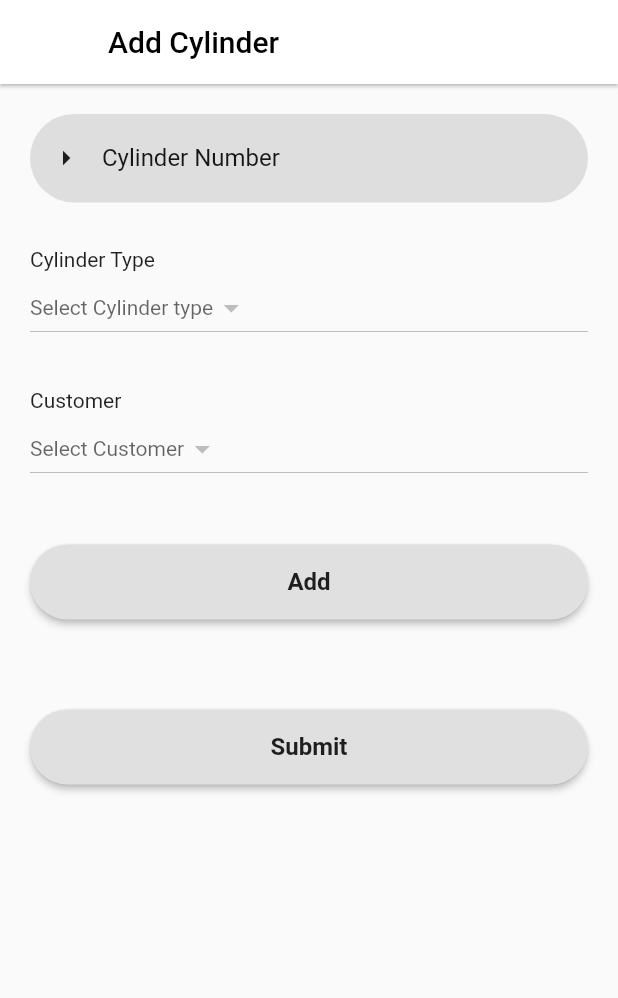
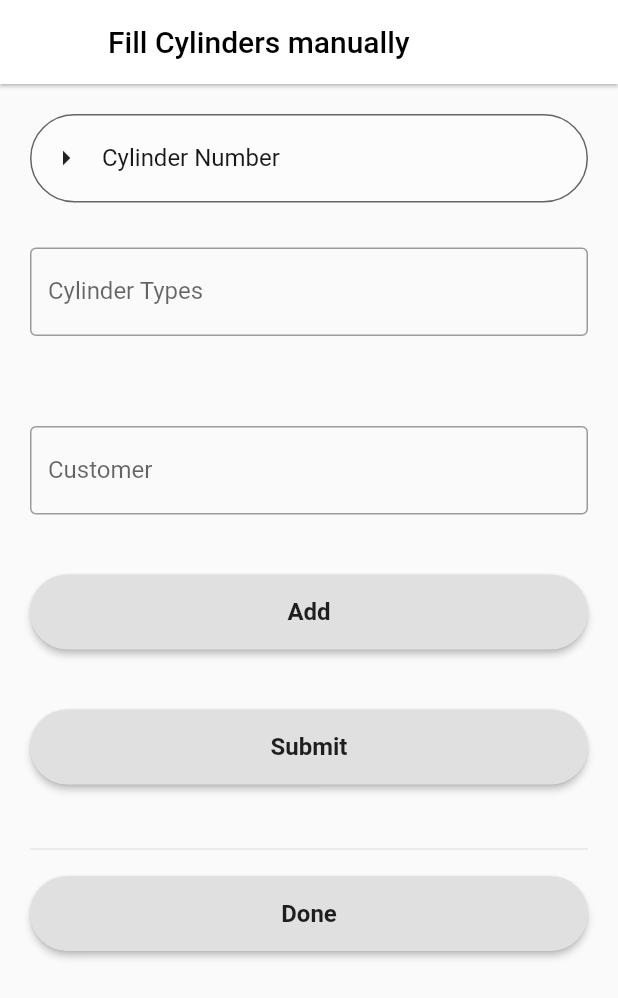
Before and after one commit to Sufiyankallada/flutterapp, a Flutter app: the FillCylinders screen opened directly with empty values, after a tap on "Manual Entries", on a phone screen of 412 x 824 dp. Shown: the top 998 px of the screen. Run offline on Flutter 3.47's test engine with Material 2 defaults, Android fonts, the phone set to English and light mode, and no system bars; drawn by our look-alikes of flutter_typeahead; our stand-ins replace fluttertoast; missing offline and left inert: flutter_beep, qr_code_scanner; network calls fail.

Commit message:
completed fillcylinders (both qr and mannually)

```diff
--- a/lib/fillcylinder_mannually.dart
+++ b/lib/fillcylinder_mannually.dart
@@ -1,7 +1,9 @@
 // ignore_for_file: prefer_const_constructors, prefer_const_literals_to_create_immutables
 
 import 'package:flutter/material.dart';
+import 'package:flutter_typeahead/flutter_typeahead.dart';
 import 'package:oru_app/fillcylinders.dart';
+import 'package:oru_app/functions.dart';
 
 import 'package:oru_app/reusables.dart';
 import 'dart:convert';
@@ -9,9 +11,8 @@ import 'package:http/http.dart' as http;
 
 class FillMannually extends StatefulWidget {
   String accessToken;
-  List qrList;
-  FillMannually(
-      {super.key, Key? mykey, required this.qrList, required this.accessToken});
+
+  FillMannually({super.key, Key? mykey, required this.accessToken});
 
   @override
   State<FillMannually> createState() => _FillMannuallyState();
@@ -20,9 +21,20 @@ class FillMannually extends StatefulWidget {
 class _FillMannuallyState extends State<FillMannually> {
   TextEditingController cylinderNumber = TextEditingController();
   List<String> cylinderTypes = [];
-  List<String> customer = [];
-  String dropDownvalueCylinder = "Select Cylinder type";
+  List<String> customerName = [];
+  String dropDownvalueCylinder = "";
   String dropDownvalueCustomer = "Select Customer";
+  List customerID = [];
+  List cylinderTypeId = [];
+  TextEditingController cylinderController = TextEditingController();
+  TextEditingController customerController = TextEditingController();
+
+  List cylinderNumbersTyped = [];
+  List cylinderTypesTyped = [];
+
+  List cylinderID = [];
+
+  bool cancel = false;
 
   @override
   void initState() {
@@ -37,7 +49,7 @@ class _FillMannuallyState extends State<FillMannually> {
     return Scaffold(
       appBar: AppBar(
         title: const Text(
-          "Add Cylinder",
+          "Fill Cylinders manually",
           style: TextStyle(color: Colors.black),
         ),
       ),
@@ -50,74 +62,157 @@ class _FillMannuallyState extends State<FillMannually> {
             const SizedBox(
               height: 30,
             ),
-            const Text("Cylinder Type"),
-            DropdownButton<String>(
-              items: cylinderTypes.map((String value) {
-                return DropdownMenuItem<String>(
-                  value: value,
-                  child: Text(value),
+            TypeAheadField(
+              textFieldConfiguration: TextFieldConfiguration(
+                  decoration: InputDecoration(
+                    hintText: dropDownvalueCylinder,
+                    border: OutlineInputBorder(),
+                    labelText: "Cylinder Types",
+                  ),
+                  controller: cylinderController),
+              suggestionsCallback: (String pattern) async {
+                return cylinderTypes
+                    .where((item) =>
+                        item.toLowerCase().contains(pattern.toLowerCase()))
+                    .toList();
+              },
+              itemBuilder: (BuildContext context, String suggestion) {
+                return ListTile(
+                  title: Text(suggestion),
                 );
-              }).toList(),
-              onChanged: (value) {
+              },
+              onSuggestionSelected: (String suggestion) {
                 setState(() {
-                  dropDownvalueCylinder = value.toString();
+                  dropDownvalueCylinder = suggestion;
+                  cylinderController.text = suggestion;
                 });
               },
-              hint: Text(dropDownvalueCylinder),
-              dropdownColor: const Color.fromARGB(255, 255, 255, 255),
-              style: const TextStyle(color: Colors.black),
-              borderRadius: const BorderRadius.all(Radius.elliptical(10, 10)),
             ),
-            const SizedBox(
-              height: 30,
+            SizedBox(
+              height: 60,
             ),
-            const Text("Customer"),
-            DropdownButton<String>(
-              items: customer.map((String value) {
-                return DropdownMenuItem<String>(
-                  value: value,
-                  child: Text(
-                    value,
-                    maxLines: null,
-                    overflow: TextOverflow.visible,
+            TypeAheadField(
+              textFieldConfiguration: TextFieldConfiguration(
+                  decoration: InputDecoration(
+                    hintText: dropDownvalueCustomer,
+                    border: OutlineInputBorder(),
+                    labelText: "Customer",
                   ),
+                  controller: customerController),
+              suggestionsCallback: (String pattern) async {
+                return customerName
+                    .where((item) =>
+                        item.toLowerCase().contains(pattern.toLowerCase()))
+                    .toList();
+              },
+              itemBuilder: (BuildContext context, String suggestion) {
+                return ListTile(
+                  title: Text(suggestion),
                 );
-              }).toList(),
-              onChanged: (value) {
+              },
+              onSuggestionSelected: (String suggestion) {
                 setState(() {
-                  dropDownvalueCustomer = value.toString();
+                  dropDownvalueCustomer = suggestion;
+                  customerController.text = suggestion;
                 });
               },
-              hint: Text(
-                dropDownvalueCustomer,
-              ),
-              dropdownColor: const Color.fromARGB(255, 255, 255, 255),
-              style: const TextStyle(color: Colors.black),
-              borderRadius: const BorderRadius.all(Radius.elliptical(10, 10)),
-              elevation: 4,
             ),
             const SizedBox(
               height: 30,
             ),
             buttons(context, "Add", () {
-              widget.qrList.add(cylinderNumber.text);
+              if (cylinderNumber.text != "" && dropDownvalueCylinder != "") {
+                setState(() {
+                  cylinderNumbersTyped.add(cylinderNumber.text);
+                  cylinderTypesTyped.add(dropDownvalueCylinder);
+                });
+              }
             }),
             SizedBox(
-              height: 30,
+              height: 10,
             ),
+            ListView.builder(
+                scrollDirection: Axis.vertical,
+                shrinkWrap: true,
+                itemCount: cylinderNumbersTyped.length,
+                itemBuilder: (context, index) {
+                  return Column(
+                    children: [
+                      Card(
+                        elevation: 2,
+                        child: ListTile(
+                          title: Text(cylinderNumbersTyped[index]),
+                          subtitle: Text(cylinderTypesTyped[index]),
+                          tileColor: Colors.white70,
+                          trailing: GestureDetector(
+                            onTap: () {
+                              setState(() {
+                                cylinderNumbersTyped.removeAt(index);
+                              });
+                            },
+                            child: Icon(
+                              Icons.remove_circle,
+                              color: Colors.red[700],
+                              size: 30,
+                            ),
+                          ),
+                        ),
+                      ),
+                      const SizedBox(
+                        height: 10,
+                      )
+                    ],
+                  );
+                }),
             buttons(context, "Submit", () {
+              for (int i = 0; i < cylinderNumbersTyped.length; i++) {
+                fetchCylinderIdMannually(
+                    widget.accessToken,
+                    cylinderNumbersTyped[i],
+                    cylinderTypeId[
+                        cylinderTypes.indexOf(cylinderTypesTyped[i])]);
+              }
+              makePostRequestToFill(widget.accessToken, cylinderID, 40);
+
+              setState(() {
+                if (cylinderNumbersTyped.isNotEmpty) {
+                  cancel = true;
+                } else {
+                  cancel = false;
+                }
+                cylinderID.clear();
+                cylinderNumbersTyped.clear();
+                cylinderTypesTyped.clear();
+              });
+            }),
+            SizedBox(
+              height: 15,
+            ),
+            cancel
+                ? buttons(context, "cancel", () {
+                    setState(() {
+                      cylinderID.clear();
+                      cylinderNumbersTyped.clear();
+                      cylinderTypesTyped.clear();
+                      cancel = false;
+                    });
+                  })
+                : Divider(),
+            buttons(context, "Done", () {
               Navigator.pushReplacement(
                   context,
                   MaterialPageRoute(
                       builder: (context) => FillCylinders(
-                          qrList: widget.qrList,
-                          accessToken: widget.accessToken)));
+                          qrList: [], accessToken: widget.accessToken)));
             }),
           ],
         ),
       ),
     );
   }
+
+  //--------------------------------------------------------------------------
+  //API Functions below
 
   Future<void> fetchCylinderDetails() async {
     const url = 'http://soc-erp.showcase.code7.in/api/cylinder-types';
@@ -131,6 +226,7 @@ class _FillMannuallyState extends State<FillMannually> {
 
       for (Map i in data['types']) {
         cylinderTypes.add(i['name']);
+        cylinderTypeId.add(i['id']);
       }
     } else {
       // Handle error
@@ -148,10 +244,60 @@ class _FillMannuallyState extends State<FillMannually> {
       final data = jsonDecode(response.body);
 
       for (Map i in data['customers']) {
-        customer.add(i['name']);
+        customerName.add(i['name']);
+        customerID.add(i['id']);
       }
     } else {
       // Handle error
     }
   }
+
+  Future<void> fetchCylinderIdMannually(
+      String accessToken, String number, int type) async {
+    String types = type.toString();
+    final String apiUrl =
+        'http://soc-erp.showcase.code7.in/api/cylinder?number=$number&type=$types';
+
+    final response = await http.get(Uri.parse(apiUrl), headers: {
+      'Authorization': 'Bearer $accessToken',
+      'Content-Type': 'application/json',
+    });
+
+    if (response.statusCode == 200) {
+      final data = jsonDecode(response.body);
+      cylinderID.add(data['cylinder']['id']);
+
+      // print(cylinderID);
+      // Process data
+    } else {
+      toast("Cylinder number and type does not match");
+    }
+  }
+
+  void makePostRequestToFill(
+      String accessToken, List cylinderId, int purity) async {
+    if (!cylinderId.isEmpty) {
+      var url = Uri.parse('http://soc-erp.showcase.code7.in/api/fill');
+
+      var requestBody = jsonEncode({
+        "purity": purity,
+        "cylinders": cylinderId,
+        "manual-cylinders": [],
+        "remarks": "string"
+      });
+
+      var response = await http.post(url, body: requestBody, headers: {
+        'Authorization': 'Bearer $accessToken',
+        'Content-Type': 'application/json'
+      });
+
+      //print('Response status: ${response.statusCode}');
+      if (response.statusCode != 200) {
+        toast("Error in make postreq to fill in mannully page");
+      } else {
+        toast("submitted");
+        setState(() {});
+      }
+    }
+  }
 }
--- a/lib/fillcylinders.dart
+++ b/lib/fillcylinders.dart
@@ -159,7 +159,6 @@ class _FillCylindersState extends State<FillCylinders> {
                   MaterialPageRoute(
                       builder: (context) => FillMannually(
                             accessToken: widget.accessToken,
-                            qrList: widget.qrList,
                           )),
                 );
               },
--- a/lib/reusables.dart
+++ b/lib/reusables.dart
@@ -21,10 +21,10 @@ TextField reusableTextField(String text, IconData icon, bool isPassword,
       ),
       filled: true,
       floatingLabelBehavior: FloatingLabelBehavior.never,
-      fillColor: Colors.grey.withOpacity(0.3),
+      fillColor: Colors.white.withOpacity(0.3),
       border: OutlineInputBorder(
         borderRadius: BorderRadius.circular(30),
-        borderSide: const BorderSide(width: 0, style: BorderStyle.none),
+        borderSide: const BorderSide(width: 1, style: BorderStyle.none),
       ),
     ),
     keyboardType:
--- a/pubspec.yaml
+++ b/pubspec.yaml
@@ -41,6 +41,7 @@ dependencies:
   dropdown_search: ^5.0.6
   fluttertoast: ^8.2.1
   flutter_beep: ^1.0.0
+  flutter_typeahead: ^4.3.7
 
 dev_dependencies:
   flutter_test:
```
Also changed, not shown: pubspec.lock.
